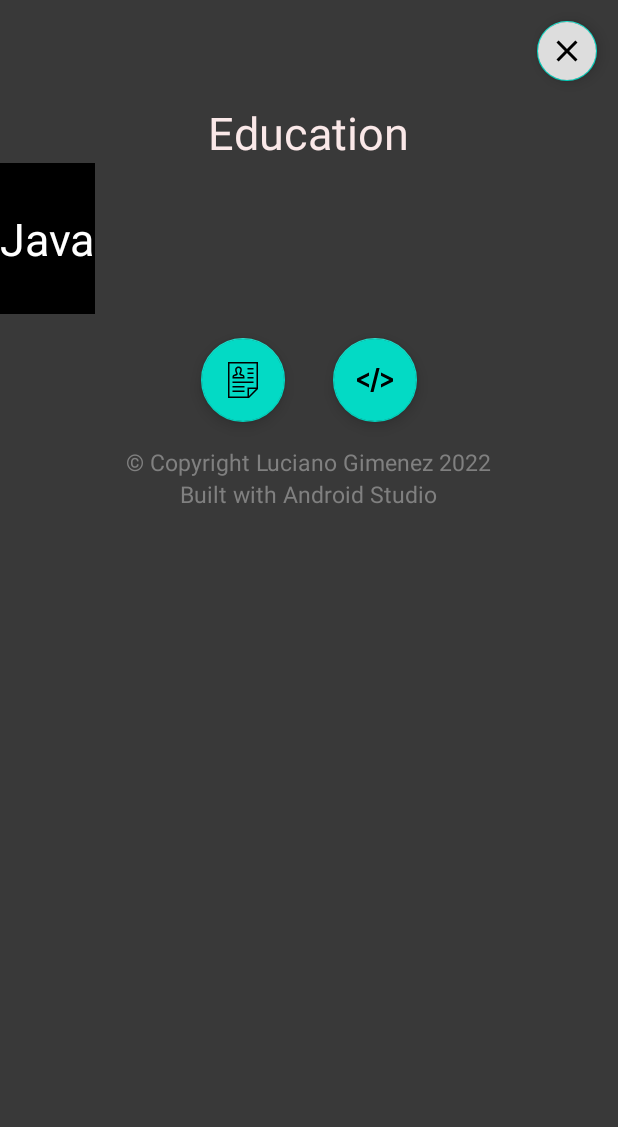
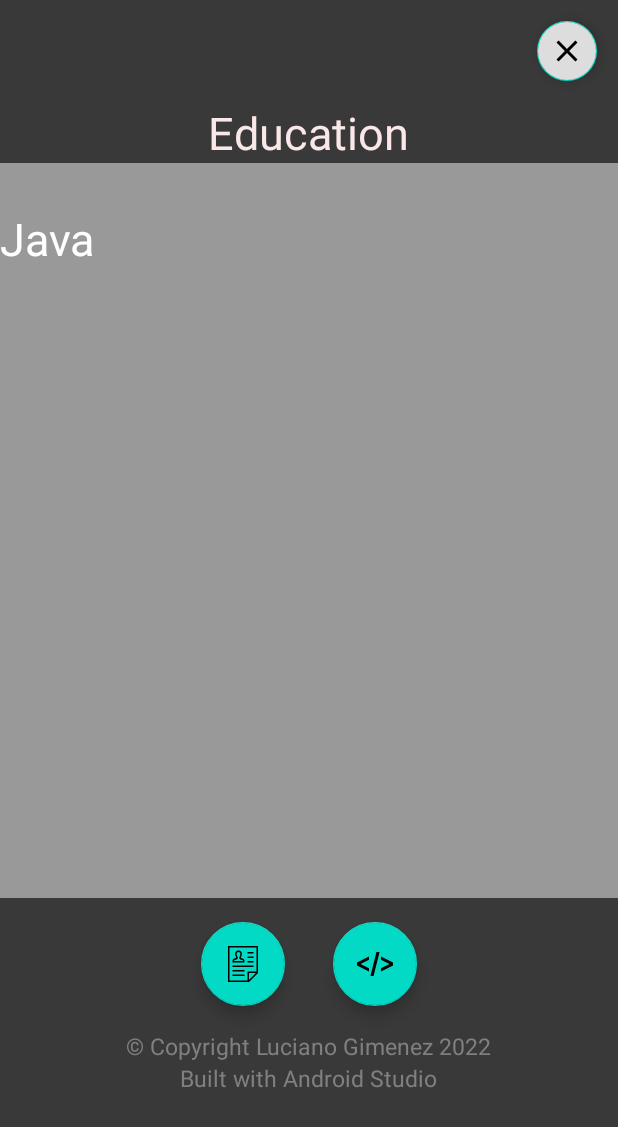
Before and after one commit to 23643studentdorset/Mobile_app_CA1_23643_LucianoGimenez, an Android app: the layout education.xml on its own in the app's theme, with its tools: preview values and no code run, on a phone screen of 412 x 824 dp. Shown: the top 1127 px of the screen. Run offline under Robolectric (Android 15) with nearby library versions, the phone set to English and light mode, and no system bars.

Commit message:
created the scroll view, experimented with colors and sizes

```diff
--- a/app/src/main/res/layout/education.xml
+++ b/app/src/main/res/layout/education.xml
@@ -33,15 +33,17 @@
             android:layout_gravity="center_horizontal"
             android:text="@string/education"
             android:textColor="#fffae8e8"
-            android:textSize="30sp"
-            android:backgroundTint="#ffff0000"/>
+            android:textSize="30sp" />
 
+        <ScrollView
+            android:layout_width="match_parent"
+            android:layout_height="490dp"
+            android:background="#999999">
 
         <LinearLayout
             android:layout_width="wrap_content"
             android:layout_height="wrap_content"
-            android:orientation="horizontal"
-            android:background="@color/black">
+            android:orientation="horizontal">
             <TextView
                 android:layout_width="wrap_content"
                 android:layout_height="wrap_content"
@@ -51,7 +53,7 @@
                 android:textSize="30sp" />
 
         </LinearLayout>
-
+        </ScrollView>
         <LinearLayout
             android:layout_width="wrap_content"
             android:layout_height="wrap_content"
```
